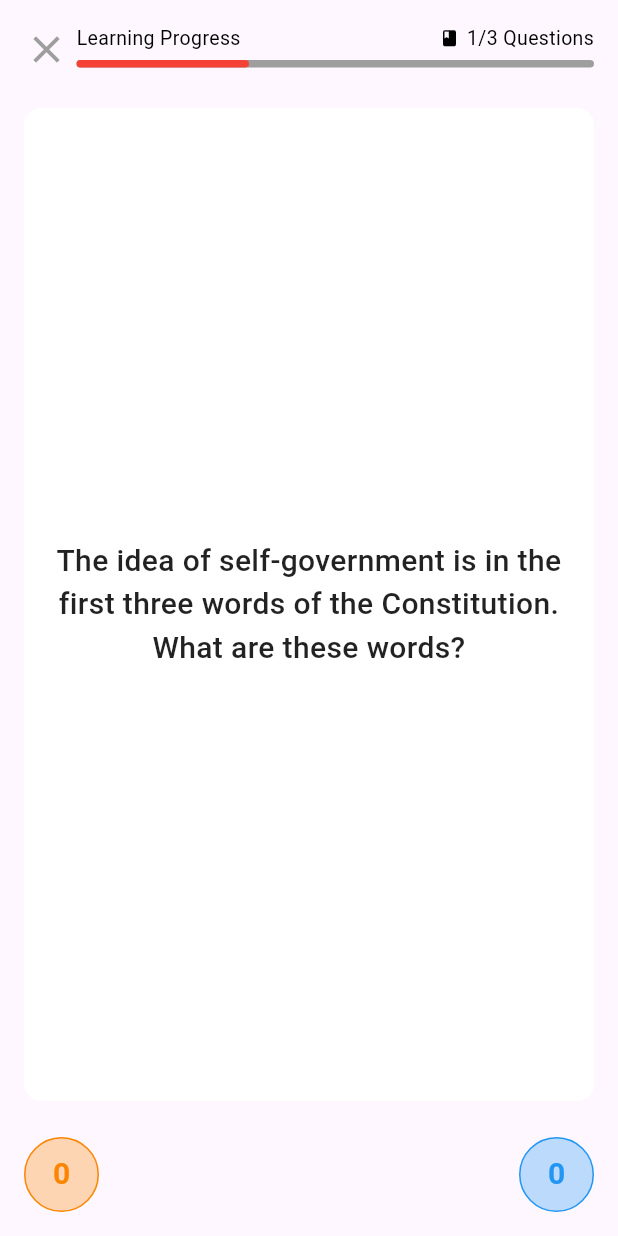
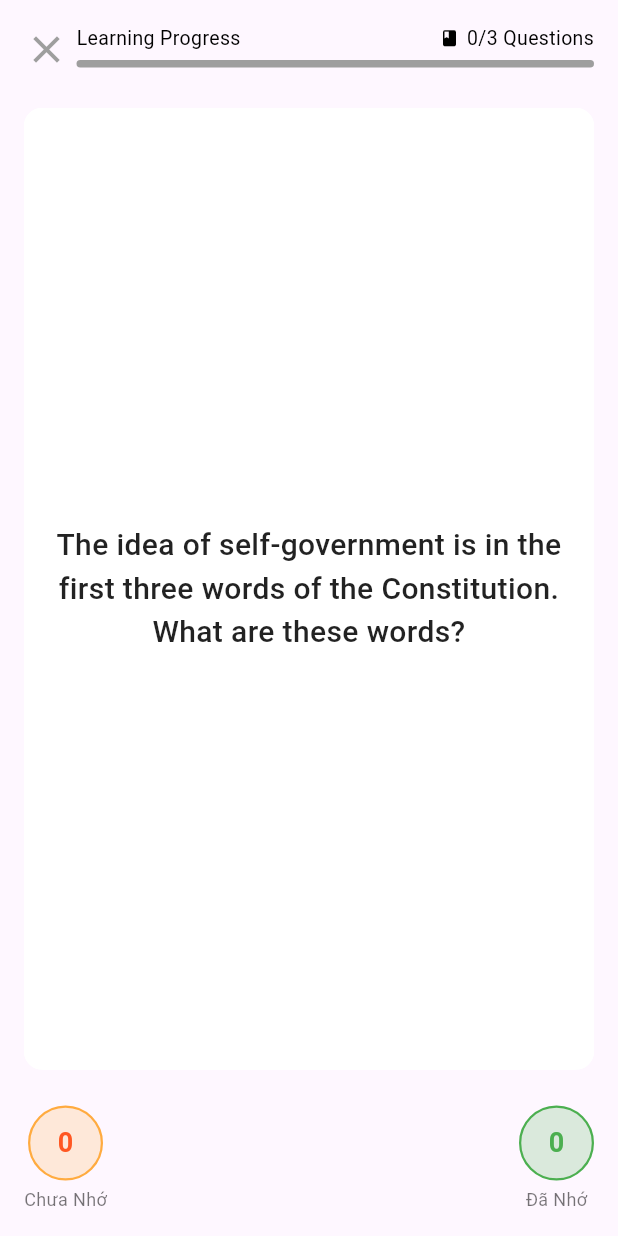
Before and after one commit to hailuong123/quiz_test_1111, a Flutter app: the PracticeTestFlashCardPage screen opened directly, after a tap on "Đã Hiểu! Bắt Đầu Học", on a phone screen of 412 x 824 dp. Run offline on Flutter 3.47's test engine with Material 3 defaults, Android fonts, the phone set to English and light mode, and no system bars.

Commit message:
update progress bar and flash card view

```diff
--- a/lib/widgets/practice_test_flashcard_page.dart
+++ b/lib/widgets/practice_test_flashcard_page.dart
@@ -2,8 +2,10 @@ import 'package:flutter/material.dart';
 import 'package:provider/provider.dart';
 import 'package:us_citizenship_friend/main.dart';
 import 'package:us_citizenship_friend/models/questions_model.dart';
-import 'package:us_citizenship_friend/widgets/flashcard_widgets/instruction_widget.dart';
-import 'package:us_citizenship_friend/widgets/flashcard_widgets/end_cards_widget.dart';
+import 'package:us_citizenship_friend/widgets/questions_widgets/instruction_widget.dart';
+import 'package:us_citizenship_friend/widgets/questions_widgets/end_cards_widget.dart';
+import 'package:us_citizenship_friend/widgets/questions_widgets/progress_bar_widget.dart';
+import 'dart:async';
 import 'dart:math' as math;
 
 // Enum để quản lý các giai đoạn của trang
@@ -35,6 +37,12 @@ class _PracticeTestFlashCardPage extends State<PracticeTestFlashCardPage> {
   int _rememberCount = 0; // Số lượng câu hỏi đã nhớ
   int _notRememberCount = 0; // Số lượng câu hỏi chưa nhớ
 
+  // State cho hiệu ứng "+1"
+  double _plusOneOpacityRemembered = 0.0;
+  double _plusOneOpacityNotRemembered = 0.0;
+  Timer? _plusOneTimerRemembered;
+  Timer? _plusOneTimerNotRemembered;
+
   @override
   void initState() {
     super.initState();
@@ -63,25 +71,11 @@ class _PracticeTestFlashCardPage extends State<PracticeTestFlashCardPage> {
     });
   }
 
-  // Hàm hiển thị popup xác nhận
-  Future<bool?> _showExitConfirmationDialog(BuildContext context) async {
-    return showDialog<bool>(
-      context: context,
-      builder: (context) => AlertDialog(
-        title: Text('Exit Quiz'),
-        content: Text('Are you sure you want to exit the quiz?'),
-        actions: [
-          TextButton(
-            onPressed: () => Navigator.of(context).pop(false), // Hủy
-            child: Text('Cancel'),
-          ),
-          TextButton(
-            onPressed: () => Navigator.of(context).pop(true), // Xác nhận
-            child: Text('Confirm'),
-          ),
-        ],
-      ),
-    );
+  @override
+  void dispose() {
+    _plusOneTimerRemembered?.cancel();
+    _plusOneTimerNotRemembered?.cancel();
+    super.dispose();
   }
 
   void _handleExit() {
@@ -111,8 +105,44 @@ class _PracticeTestFlashCardPage extends State<PracticeTestFlashCardPage> {
       _rememberCount = 0;
       _notRememberCount = 0;
       _currentPhase = PagePhase.questions; // Quay lại màn hình hướng dẫn
+
+      _plusOneOpacityRemembered = 0.0; // Reset opacity
+      _plusOneOpacityNotRemembered = 0.0;
     });
   }
+
+  void _triggerPlusOneAnimation(bool forRemembered) {
+    if (forRemembered) {
+      _plusOneTimerRemembered?.cancel(); // Hủy timer cũ nếu có
+      if (mounted) {
+        setState(() {
+          _plusOneOpacityRemembered = 1.0;
+        });
+      }
+      _plusOneTimerRemembered = Timer(const Duration(milliseconds: 200), () { // Thời gian hiển thị "+1"
+        if (mounted) {
+          setState(() {
+            _plusOneOpacityRemembered = 0.0; // Bắt đầu fade out
+          });
+        }
+      });
+    } else {
+      _plusOneTimerNotRemembered?.cancel();
+      if (mounted) {
+        setState(() {
+          _plusOneOpacityNotRemembered = 1.0;
+        });
+      }
+      _plusOneTimerNotRemembered = Timer(const Duration(milliseconds: 200), () {
+        if (mounted) {
+          setState(() {
+            _plusOneOpacityNotRemembered = 0.0;
+          });
+        }
+      });
+    }
+  }
+
 
   void _handleCardSwiped(dynamic swipedQuestionData, bool swipedRight) {
     final qIndex = _questionListNotifier.value.indexOf(swipedQuestionData);
@@ -125,8 +155,10 @@ class _PracticeTestFlashCardPage extends State<PracticeTestFlashCardPage> {
         // Cập nhật số lượng nhớ/không nhớ
         if (swipedRight) {
           _rememberCount++;
+          _triggerPlusOneAnimation(true);
         } else {
           _notRememberCount++;
+          _triggerPlusOneAnimation(false);
         }
 
         if (_swipedCardInfoStack.length == _questionListNotifier.value.length) {
@@ -170,6 +202,9 @@ class _PracticeTestFlashCardPage extends State<PracticeTestFlashCardPage> {
                   _swipedCardInfoStack.clear();
                   _rememberCount = 0; // Reset counts nếu danh sách câu hỏi thay đổi
                   _notRememberCount = 0;
+
+                  _plusOneOpacityRemembered = 0.0;
+                  _plusOneOpacityNotRemembered = 0.0;
                 }
 
                 return Stack(
@@ -196,6 +231,73 @@ class _PracticeTestFlashCardPage extends State<PracticeTestFlashCardPage> {
     }
   }
 
+  Widget _buildCounterWidget({
+    required int count,
+    required String label,
+    required Color borderColor,
+    required Color backgroundColor,
+    required Color textColor,
+    required double plusOneOpacity,
+    required Color plusOneBackgroundColor,
+  }) {
+    return Stack(
+      alignment: Alignment.topCenter, // Để "+1" hiện phía trên một chút
+      clipBehavior: Clip.none, // Cho phép "+1" tràn ra ngoài bounds của Column
+      children: [
+        Column(
+          mainAxisSize: MainAxisSize.min,
+          children: [
+            Container(
+              width: 50,
+              height: 50,
+              decoration: BoxDecoration(
+                border: Border.all(color: borderColor, width: 1.5),
+                color: backgroundColor,
+                shape: BoxShape.circle,
+              ),
+              child: Center(
+                child: Text(
+                  '$count',
+                  style: TextStyle(fontSize: 18, color: textColor, fontWeight: FontWeight.bold),
+                ),
+              ),
+            ),
+            const SizedBox(height: 4),
+            Text(label, style: const TextStyle(fontSize: 12, color: Colors.black54))
+          ],
+        ),
+        // Animated "+1" Indicator
+        Positioned( // Định vị "+1"
+          top: -15, // Điều chỉnh vị trí theo ý muốn
+          child: AnimatedOpacity(
+            opacity: plusOneOpacity,
+            duration: const Duration(milliseconds: 210), // Duration cho fade in/out
+            child: IgnorePointer(
+              child: Container(
+                padding: const EdgeInsets.symmetric(horizontal: 6, vertical: 2),
+                decoration: BoxDecoration(
+                  color: plusOneBackgroundColor, // Màu nền cho "+1"
+                  borderRadius: BorderRadius.circular(100), // Bo tròn như bạn muốn
+                  // boxShadow: [ // Optional shadow for +1
+                  //   BoxShadow(
+                  //     color: Colors.black.withOpacity(0.2),
+                  //     blurRadius: 2,
+                  //     offset: Offset(0,1),
+                  //   )
+                  // ]
+                ),
+                child: const Text(
+                  '+1',
+                  style: TextStyle(fontSize: 14, color: Colors.white, fontWeight: FontWeight.bold),
+                ),
+              ),
+            ),
+          ),
+        ),
+      ],
+    );
+  }
+
 
   @override
   Widget build(BuildContext context) {
@@ -206,83 +308,36 @@ class _PracticeTestFlashCardPage extends State<PracticeTestFlashCardPage> {
             child: Column(
               mainAxisAlignment: MainAxisAlignment.start,
               children: [
-                Container (
-                  width: double.infinity,
-                  padding: EdgeInsets.all(16), // Thêm padding cho nội dung
-                  margin: EdgeInsets.fromLTRB(0, 0, 0, 8),
-                  child: Row(
-                    crossAxisAlignment: CrossAxisAlignment.start,
-                    children: [
-                      Container(
-                        margin: EdgeInsets.only(top: 2),
-                        child: GestureDetector(
-                          onTap: () async{
-                            final navigator = Navigator.of(context);
-                            final shouldExit = await _showExitConfirmationDialog(context);
-                            if (shouldExit == true) { // đang thiếu mounted check
-                              navigator.pushReplacement(
-                                MaterialPageRoute(builder: (context) => MyApp()),
-                              );
-                            }
-                          },
-                          child: Icon(Icons.close, color: Colors.grey, size: 30),
-                        )
-                      ),
-                      SizedBox(width: 5),
-                      Expanded(
-                        child: Column(
-                          crossAxisAlignment: CrossAxisAlignment.start,
-                          children: [
-                            Row(
-                              mainAxisAlignment: MainAxisAlignment.spaceBetween,
-                              children: [
-                                Text(
-                                  'Learning Progress',
-                                  style: TextStyle(fontSize: 13, color: Colors.black),
-                                ),
-                                Row (
-                                  children: [
-                                    Icon(Icons.book, color: Colors.black, size: 13),
-                                    SizedBox(width: 5),
-                                    Text(
-                                      '${(questionsModel.currentQuestionIndex + 1)}/${questionsModel.questionsCurrent.length} Questions',
-                                      style: TextStyle(fontSize: 13, color: Colors.black),
-                                    ),
-                                  ],
-                                )
-                              ]
-                            ),
-                            SizedBox(height: 5),
-                            Container(
-                              height: 5,
-                              decoration: BoxDecoration(
-                                color: Colors.grey,
-                                borderRadius: BorderRadius.circular(100),
-                              ),
-                              child: LayoutBuilder(
-                                builder: (BuildContext context, BoxConstraints constraints) {
-                                  final totalQuestions = questionsModel.questionsCurrent.length;
-                                  final safeTotal = totalQuestions == 0 ? 1 : totalQuestions; // tránh chia 0
-                                  final progress = (questionsModel.currentQuestionIndex + 1) / safeTotal;
-                                  final progressWidth = constraints.maxWidth * progress;
-                                  return Align(
-                                    alignment: Alignment.centerLeft,
-                                    child: Container(
-                                      width: progressWidth,
-                                      decoration: BoxDecoration(
-                                        color: Colors.red,
-                                        borderRadius: BorderRadius.circular(100),
-                                      ),
-                                    )
-                                  );
-                                }
-                              )
-                            )
-                          ]
-                        )
-                      )
-                    ]
-                  )
+                LayoutBuilder(
+                  builder: (BuildContext context, BoxConstraints constraints) {
+                    // Số câu đã học dựa trên số thẻ đã được swipe
+                    double progressPercentage = 0.0;
+                    final totalQuestions = questionsModel.questionsCurrent.length;
+                    int swipedCount = _swipedCardInfoStack.length;
+
+                    // Nếu đã hoàn thành, hiển thị đã học hết
+                    if (_currentPhase == PagePhase.finished && totalQuestions > 0) {
+                      swipedCount = totalQuestions;
+                    }
+
+                    if (totalQuestions > 0) {
+                      if (_currentPhase == PagePhase.finished) {
+                        // Nếu đã hoàn thành, tiến trình là 100%
+                        progressPercentage = 1.0;
+                      } else {
+                        // Tính toán phần trăm tiến trình
+                        progressPercentage = swipedCount / totalQuestions;
+                      }
+                    }
+                    progressPercentage = progressPercentage.clamp(0.0, 1.0);
+
+                    return ProgressBarWidget (
+                      totalQuestions: totalQuestions,
+                      currentQuestionIndex: swipedCount,
+                      progress: progressPercentage,
+                      onCloseQuiz: questionsModel.closeQuiz
+                    );
+                  }
                 ),
 
                 // KHU VỰC THẺ CHÍNH
@@ -299,27 +354,15 @@ class _PracticeTestFlashCardPage extends State<PracticeTestFlashCardPage> {
                         Row(
                           mainAxisAlignment: MainAxisAlignment.spaceBetween,
                           children: [
-
-                            // Số lượng "Khong Nhớ" (vuốt trái)
-                            Container(
-                              width: 50,
-                              height: 50,
-                              decoration: BoxDecoration(
-                                border: Border.all(color: Color.fromRGBO(251, 133, 0, 1), width: 1),
-                                color: Color.fromRGBO(251, 133, 0, .3),
-                                borderRadius: BorderRadius.circular(100),
-                              ),
-                              child: Column(
-                                mainAxisAlignment: MainAxisAlignment.center,
-                                children: [
-                                  Text(
-                                    '$_notRememberCount',
-                                    style: TextStyle(fontSize: 20, color: Color.fromRGBO(251, 133, 0, 1), fontWeight: FontWeight.bold, fontFamily: 'Roboto'),
-                                  ),
-                                ]
-                              )
+                            _buildCounterWidget(
+                              count: _notRememberCount,
+                              label: 'Chưa Nhớ',
+                              borderColor: Colors.orangeAccent,
+                              backgroundColor: Color.fromRGBO(255, 171, 64, .2),
+                              textColor: Colors.deepOrange,
+                              plusOneOpacity: _plusOneOpacityNotRemembered,
+                              plusOneBackgroundColor: const Color.fromRGBO(251, 133, 0, 1), // Màu từ snippet của bạn
                             ),
-
                             if (_swipedCardInfoStack.isNotEmpty)
                               IconButton(
                                 icon: Icon(Icons.settings_backup_restore, color: Colors.black, size: 30),
@@ -356,24 +399,15 @@ class _PracticeTestFlashCardPage extends State<PracticeTestFlashCardPage> {
                               ),
 
                             // Số lượng "Nhớ" (vuốt phải)
-                            Container(
-                              width: 50,
-                              height: 50,
-                              decoration: BoxDecoration(
-                                border: Border.all(color: Color.fromRGBO(33, 150, 243, 1), width: 1),
-                                color: Color.fromRGBO(33, 150, 243, .3),
-                                borderRadius: BorderRadius.circular(100),
-                              ),
-                              child: Column(
-                                mainAxisAlignment: MainAxisAlignment.center,
-                                children: [
-                                  Text(
-                                    '$_rememberCount',
-                                    style: TextStyle(fontSize: 20, color: Color.fromRGBO(33, 150, 243, 1), fontWeight: FontWeight.bold, fontFamily: 'Roboto'),
-                                  ),
-                                ]
-                              )
-                            ),
+                            _buildCounterWidget(
+                              count: _rememberCount,
+                              label: 'Đã Nhớ',
+                              borderColor: Colors.green,
+                              backgroundColor: Color.fromRGBO(76, 175, 80, .2),
+                              textColor: Colors.green,
+                              plusOneOpacity: _plusOneOpacityRemembered,
+                              plusOneBackgroundColor: Colors.green, // Hoặc màu bạn muốn cho "+1" của "Đã Nhớ"
+                            )
 
                           ]
                         ),
@@ -416,11 +450,11 @@ class FlashCardState extends State<FlashCard> with SingleTickerProviderStateMixi
   double _cardRotation = 0.0; // Độ xoay hiện tại
   bool _isDragging = false; // Để phân biệt giữa kéo tay và animation tự động
   bool _isHiddenBase = false; // Để phân biệt giữa kéo tay và animation tự động
+  bool _isShowingAnswer = false; // Để theo dõi trạng thái lật thẻ
 
   // Animation cho lật thẻ
   late AnimationController _flipAnimationController;
   late Animation<double> _flipAnimation;
-  bool _isShowingAnswer = false; // Để theo dõi trạng thái lật thẻ
 
   // Giá trị khi thẻ được coi là đã vuốt đi (để animation)
   static const double _offscreenMultiplier = 1.5;
@@ -508,6 +542,7 @@ class FlashCardState extends State<FlashCard> with SingleTickerProviderStateMixi
       _cardRotation = 0.0;
       _borderColor = Colors.white;
       _isHiddenBase = false;
+      _isShowingAnswer = false; // Reset trạng thái lật
     });
     // Nếu cần callback khi restore xong, có thể thêm Future.delayed tương tự ở đây
 
@@ -538,9 +573,9 @@ class FlashCardState extends State<FlashCard> with SingleTickerProviderStateMixi
 
       // Cho màu vào border dựa trên vị trí kéo
       if (_cardOffset.dx > 0) {
-        _borderColor = const Color.fromRGBO(76, 175, 80, 1).withOpacity(opacity); // Màu viền xanh khi vuốt phải
+        _borderColor = Color.fromRGBO(76, 175, 80, opacity); // Màu viền xanh khi vuốt phải
       } else {
-        _borderColor = const Color.fromRGBO(244, 67, 54, 1).withOpacity(opacity); // Màu viền đỏ khi vuốt trái
+        _borderColor = Color.fromRGBO(255, 171, 64, opacity); // Màu viền đỏ khi vuốt trái
       }
     });
   }
--- /dev/null
+++ b/lib/widgets/questions_widgets/progress_bar_widget.dart
@@ -0,0 +1,131 @@
+
+import 'package:flutter/material.dart';
+import 'package:us_citizenship_friend/main.dart';
+
+class ProgressBarWidget extends StatefulWidget {
+  final Function onCloseQuiz;
+  final int currentQuestionIndex;
+  final int totalQuestions;
+  final double progress;
+
+  const ProgressBarWidget({
+    super.key,
+    required this.currentQuestionIndex,
+    required this.progress,
+    required this.totalQuestions,
+    required this.onCloseQuiz
+  });
+
+  @override
+  ProgressBarWidgetState createState() => ProgressBarWidgetState();
+}
+
+
+class ProgressBarWidgetState extends State<ProgressBarWidget> {
+
+  // Hàm hiển thị popup xác nhận
+  Future<bool?> _showExitConfirmationDialog(BuildContext context) async {
+    return showDialog<bool>(
+      context: context,
+      builder: (context) => AlertDialog(
+        title: Text('Exit Quiz'),
+        content: Text('Are you sure you want to exit the quiz?'),
+        actions: [
+          TextButton(
+            onPressed: () => Navigator.of(context).pop(false), // Hủy
+            child: Text('Cancel'),
+          ),
+          TextButton(
+            onPressed: () => Navigator.of(context).pop(true), // Xác nhận
+            child: Text('Confirm'),
+          ),
+        ],
+      ),
+    );
+  }
+
+
+  @override
+  Widget build(BuildContext context) {
+    return
+      Container (
+        width: double.infinity,
+        padding: EdgeInsets.all(16), // Thêm padding cho nội dung
+        margin: EdgeInsets.fromLTRB(0, 0, 0, 8),
+        child: Row(
+          crossAxisAlignment: CrossAxisAlignment.start,
+          children: [
+            Container(
+              margin: EdgeInsets.only(top: 2),
+              child: GestureDetector(
+                onTap: () async{
+                  final navigator = Navigator.of(context);
+                  final shouldExit = await _showExitConfirmationDialog(context);
+                  if (mounted && shouldExit == true) {
+                    widget.onCloseQuiz();
+                    navigator.pushReplacement(
+                      MaterialPageRoute(builder: (context) => MyApp()),
+                    );
+                  }
+                },
+                child: Icon(Icons.close, color: Colors.grey, size: 30),
+              )
+            ),
+            SizedBox(width: 5),
+            Expanded(
+              child: Column(
+                crossAxisAlignment: CrossAxisAlignment.start,
+                children: [
+                  Row(
+                    mainAxisAlignment: MainAxisAlignment.spaceBetween,
+                    children: [
+                      Text(
+                        'Learning Progress',
+                        style: TextStyle(fontSize: 13, color: Colors.black),
+                      ),
+                      Row (
+                        children: [
+                          Icon(Icons.book, color: Colors.black, size: 13),
+                          SizedBox(width: 5),
+                          Text(
+                            '${widget.currentQuestionIndex}/${widget.totalQuestions} Questions',
+                            style: TextStyle(fontSize: 13, color: Colors.black),
+                          ),
+                        ],
+                      )
+                    ]
+                  ),
+                  SizedBox(height: 5),
+                  Container(
+                    height: 5,
+                    decoration: BoxDecoration(
+                      color: Colors.grey,
+                      borderRadius: BorderRadius.circular(100),
+                    ),
+                    child: LayoutBuilder(
+                      builder: (BuildContext context, BoxConstraints constraints) {
+                        final double progressWidth = constraints.maxWidth * widget.progress;
+                        return Align(
+                          alignment: Alignment.centerLeft,
+                          child: AnimatedContainer(
+                            duration: const Duration(milliseconds: 300), // Thời gian cho animation
+                            curve: Curves.easeOut, // Kiểu animation
+                            width: progressWidth,
+                            decoration: BoxDecoration(
+                              color: Colors.redAccent,
+                              borderRadius: BorderRadius.circular(100),
+                            ),
+                          )
+                        );
+                      }
+                    )
+                  )
+                ]
+              )
+            )
+
+          ]
+        )
+      );
+  }
+}
```
Also changed, not shown: lib/widgets/practice_test_page.dart (+13 -100 lines), lib/widgets/questions_widgets/end_cards_widget.dart (renamed from lib/widgets/flashcard_widgets/end_cards_widget.dart), lib/widgets/questions_widgets/instruction_widget.dart (renamed from lib/widgets/flashcard_widgets/instruction_widget.dart).
